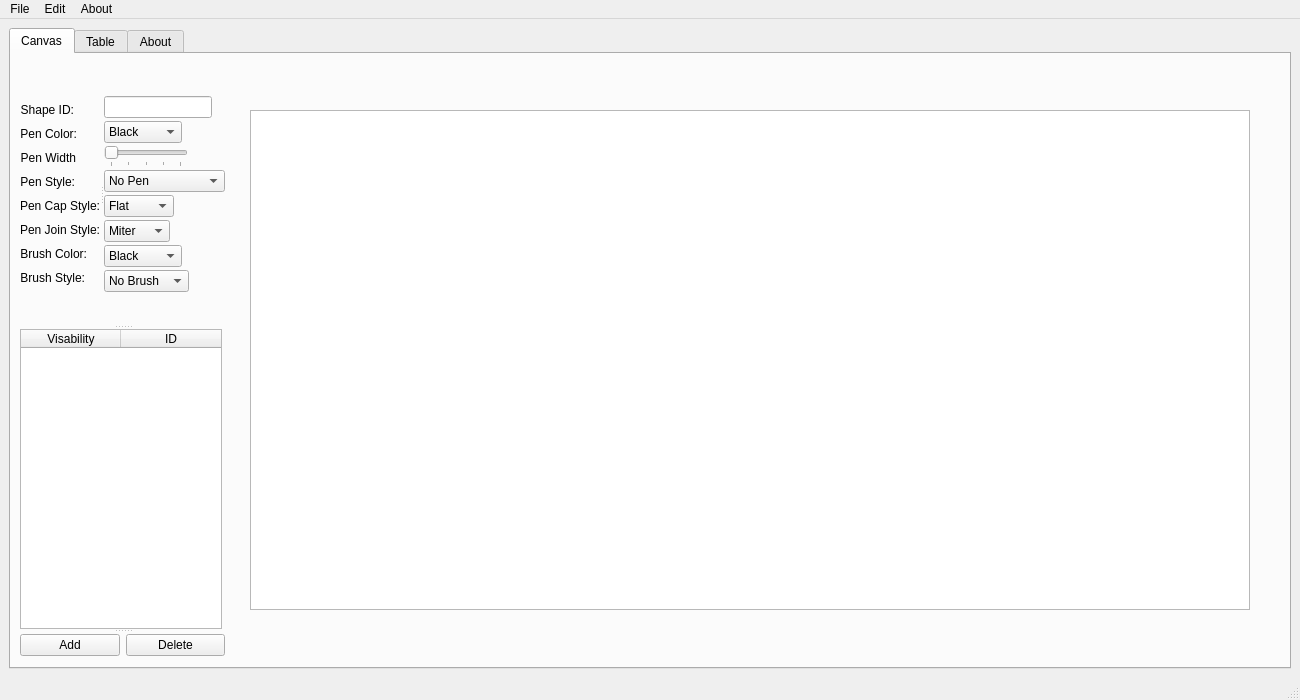
25wes25/include-dad-, file CoolCats/maininterface.ui: the form before one commit.
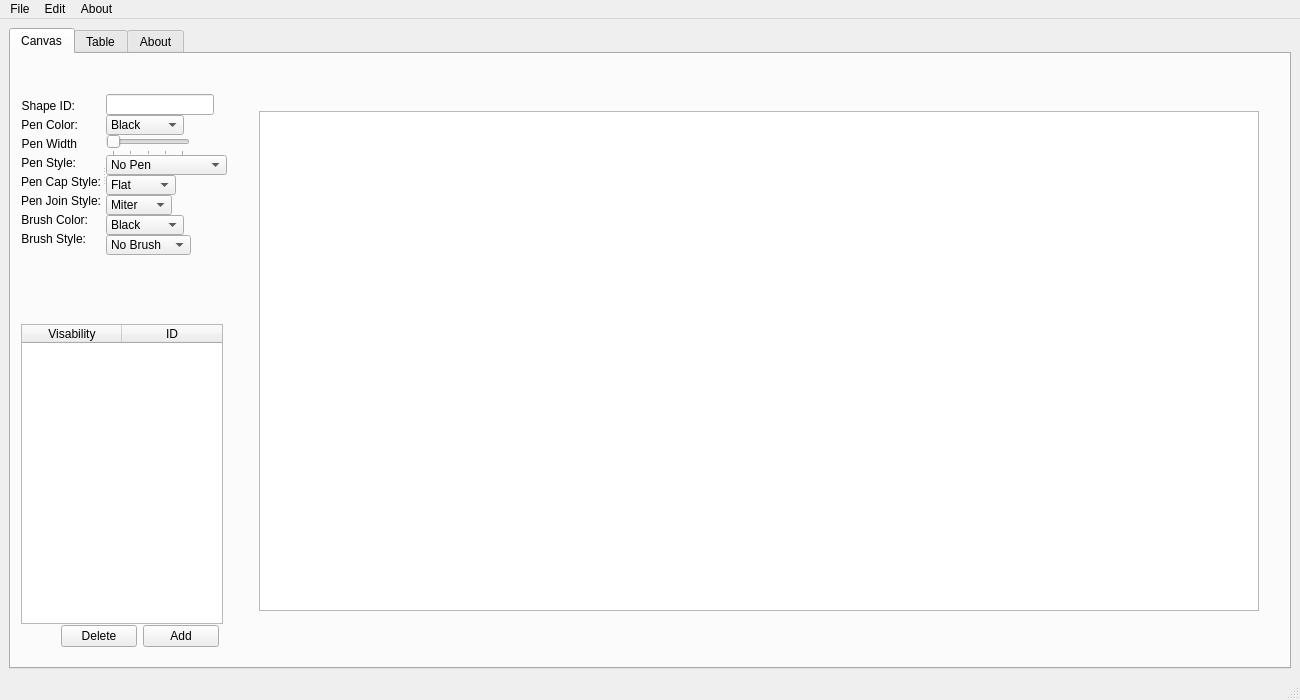
The form after the commit.

What changed in the file:
```diff
--- a/CoolCats/maininterface.ui
+++ b/CoolCats/maininterface.ui
@@ -48,21 +48,90 @@
        <attribute name="title">
         <string>Canvas</string>
        </attribute>
-       <layout class="QGridLayout" name="gridLayout_2">
-        <item row="0" column="0">
-         <layout class="QHBoxLayout" name="horizontalLayout">
-          <property name="spacing">
-           <number>25</number>
-          </property>
-          <property name="rightMargin">
-           <number>100</number>
-          </property>
-          <item>
-           <widget class="QSplitter" name="CanvasInfoSplitter">
-            <property name="orientation">
-             <enum>Qt::Vertical</enum>
-            </property>
+       <widget class="QGraphicsView" name="RenderArea">
+        <property name="geometry">
+         <rect>
+          <x>248</x>
+          <y>57</y>
+          <width>1000</width>
+          <height>500</height>
+         </rect>
+        </property>
+        <property name="sizePolicy">
+         <sizepolicy hsizetype="Fixed" vsizetype="Fixed">
+          <horstretch>0</horstretch>
+          <verstretch>0</verstretch>
+         </sizepolicy>
+        </property>
+        <property name="minimumSize">
+         <size>
+          <width>1000</width>
+          <height>500</height>
+         </size>
+        </property>
+        <property name="maximumSize">
+         <size>
+          <width>0</width>
+          <height>500</height>
+         </size>
+        </property>
+       </widget>
+       <widget class="QTableWidget" name="layerTable">
+        <property name="geometry">
+         <rect>
+          <x>10</x>
+          <y>270</y>
+          <width>202</width>
+          <height>300</height>
+         </rect>
+        </property>
+        <property name="sizePolicy">
+         <sizepolicy hsizetype="Fixed" vsizetype="Expanding">
+          <horstretch>0</horstretch>
+          <verstretch>0</verstretch>
+         </sizepolicy>
+        </property>
+        <property name="minimumSize">
+         <size>
+          <width>202</width>
+          <height>300</height>
+         </size>
+        </property>
+        <property name="maximumSize">
+         <size>
+          <width>202</width>
+          <height>500</height>
+         </size>
+        </property>
+        <property name="sizeAdjustPolicy">
+         <enum>QAbstractScrollArea::AdjustToContents</enum>
+        </property>
+        <property name="autoScrollMargin">
+         <number>16</number>
+        </property>
+        <property name="columnCount">
+         <number>2</number>
+        </property>
+        <column>
+         <property name="text">
+          <string>Visability</string>
+         </property>
+        </column>
+        <column>
+         <property name="text">
+          <string>ID</string>
+         </property>
+        </column>
+       </widget>
             <widget class="QSplitter" name="InputSplitter">
+        <property name="geometry">
+         <rect>
+          <x>10</x>
+          <y>10</y>
+          <width>208</width>
+          <height>221</height>
+         </rect>
+        </property>
              <property name="sizePolicy">
               <sizepolicy hsizetype="Fixed" vsizetype="Fixed">
                <horstretch>0</horstretch>
@@ -531,54 +600,16 @@
               </layout>
              </widget>
             </widget>
-            <widget class="QTableWidget" name="layerTable">
-             <property name="sizePolicy">
-              <sizepolicy hsizetype="Fixed" vsizetype="Expanding">
-               <horstretch>0</horstretch>
-               <verstretch>0</verstretch>
-              </sizepolicy>
-             </property>
-             <property name="minimumSize">
-              <size>
-               <width>202</width>
-               <height>300</height>
-              </size>
-             </property>
-             <property name="maximumSize">
-              <size>
-               <width>202</width>
-               <height>500</height>
-              </size>
-             </property>
-             <property name="sizeAdjustPolicy">
-              <enum>QAbstractScrollArea::AdjustToContents</enum>
-             </property>
-             <property name="autoScrollMargin">
-              <number>16</number>
-             </property>
-             <property name="columnCount">
-              <number>2</number>
-             </property>
-             <column>
-              <property name="text">
-               <string>Visability</string>
-              </property>
-             </column>
-             <column>
-              <property name="text">
-               <string>ID</string>
-              </property>
-             </column>
-            </widget>
             <widget class="QWidget" name="layoutWidget_4">
+        <property name="geometry">
+         <rect>
+          <x>50</x>
+          <y>570</y>
+          <width>158</width>
+          <height>25</height>
+         </rect>
+        </property>
              <layout class="QHBoxLayout" name="Adddelete_3">
-              <item>
-               <widget class="QPushButton" name="AddObject_4">
-                <property name="text">
-                 <string>Add</string>
-                </property>
-               </widget>
-              </item>
               <item>
                <widget class="QPushButton" name="DeleteObj">
                 <property name="text">
@@ -586,35 +617,15 @@
                 </property>
                </widget>
               </item>
-             </layout>
-            </widget>
-           </widget>
-          </item>
           <item>
-           <widget class="QGraphicsView" name="RenderArea">
-            <property name="sizePolicy">
-             <sizepolicy hsizetype="Fixed" vsizetype="Fixed">
-              <horstretch>0</horstretch>
-              <verstretch>0</verstretch>
-             </sizepolicy>
-            </property>
-            <property name="minimumSize">
-             <size>
-              <width>1000</width>
-              <height>500</height>
-             </size>
-            </property>
-            <property name="maximumSize">
-             <size>
-              <width>0</width>
-              <height>500</height>
-             </size>
-            </property>
+          <widget class="QPushButton" name="AddObject_4">
+           <property name="text">
+            <string>Add</string>
+           </property>
            </widget>
           </item>
          </layout>
-        </item>
-       </layout>
+       </widget>
       </widget>
       <widget class="QWidget" name="Table">
        <attribute name="title">
```
Lines whose indentation alone changed are shown as unchanged.
